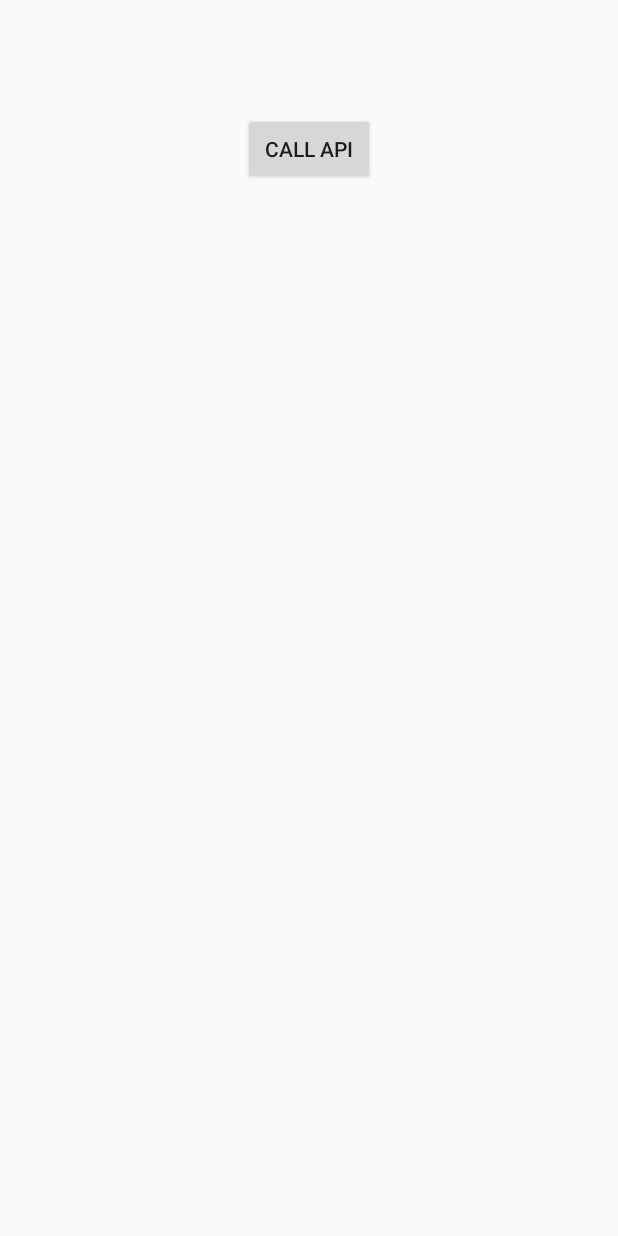
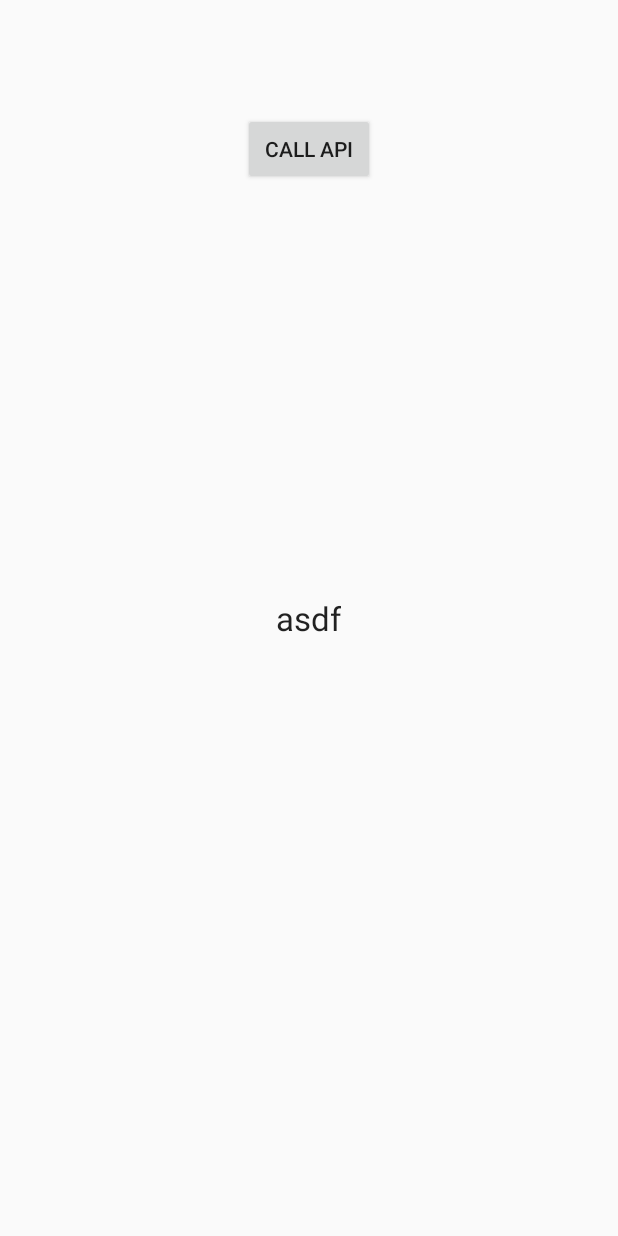
Before and after one commit to Krouns/Andorid, an Android app: the screen it shows after launch (MainActivity), after a tap on "CALL API", on a phone screen of 412 x 824 dp. Run offline under Robolectric (Android 15) with nearby library versions, the phone set to English and light mode, and no system bars.

Commit message:
Displaying response in app

```diff
--- a/app/src/main/java/com/example/parth/fill/MainActivity.java
+++ b/app/src/main/java/com/example/parth/fill/MainActivity.java
@@ -26,6 +26,7 @@ import android.app.Activity;
 import android.util.Log;
 import android.view.View;
 import android.widget.Button;
+import android.widget.TextView;
 
 import org.json.JSONObject;
 import org.json.JSONTokener;
@@ -36,10 +37,12 @@ import javax.net.ssl.HttpsURLConnection;
 public class MainActivity extends Activity {
     SendPostRequest a = new SendPostRequest();
 
+
     @Override
     protected void onCreate(Bundle savedInstanceState) {
         super.onCreate(savedInstanceState);
         setContentView(R.layout.activity_main);
+        final TextView textView = (TextView) findViewById(R.id.textView) ;
 
 
         Button callTheAPI = (Button) findViewById(R.id.button);
@@ -51,7 +54,10 @@ public class MainActivity extends Activity {
                 try {
 
                     // CALL
-                    a.execute();
+                  String valueAPI =   a.execute().get();
+                    textView.setText(valueAPI);
+
+
 
                 } catch (Exception ex) {
                     // content.setText(" url exeption! " );
@@ -63,7 +69,10 @@ public class MainActivity extends Activity {
 
     public class SendPostRequest extends AsyncTask<String, Void, String> {
 
+
+
         protected void onPreExecute() {
+
         }
 
         protected String doInBackground(String... arg0) {
--- a/app/src/main/res/layout/activity_main.xml
+++ b/app/src/main/res/layout/activity_main.xml
@@ -17,4 +17,18 @@
         android:layout_alignParentTop="true"
         android:layout_centerHorizontal="true"
         android:layout_marginTop="59dp" />
+
+
+
+        <TextView
+            android:layout_width="wrap_content"
+            android:layout_height="wrap_content"
+            android:textAppearance="?android:attr/textAppearanceLarge"
+            android:text="Response"
+            android:id="@+id/textView"
+            android:layout_centerVertical="true"
+            android:layout_centerHorizontal="true" />
+
+
+
 </RelativeLayout>
```
